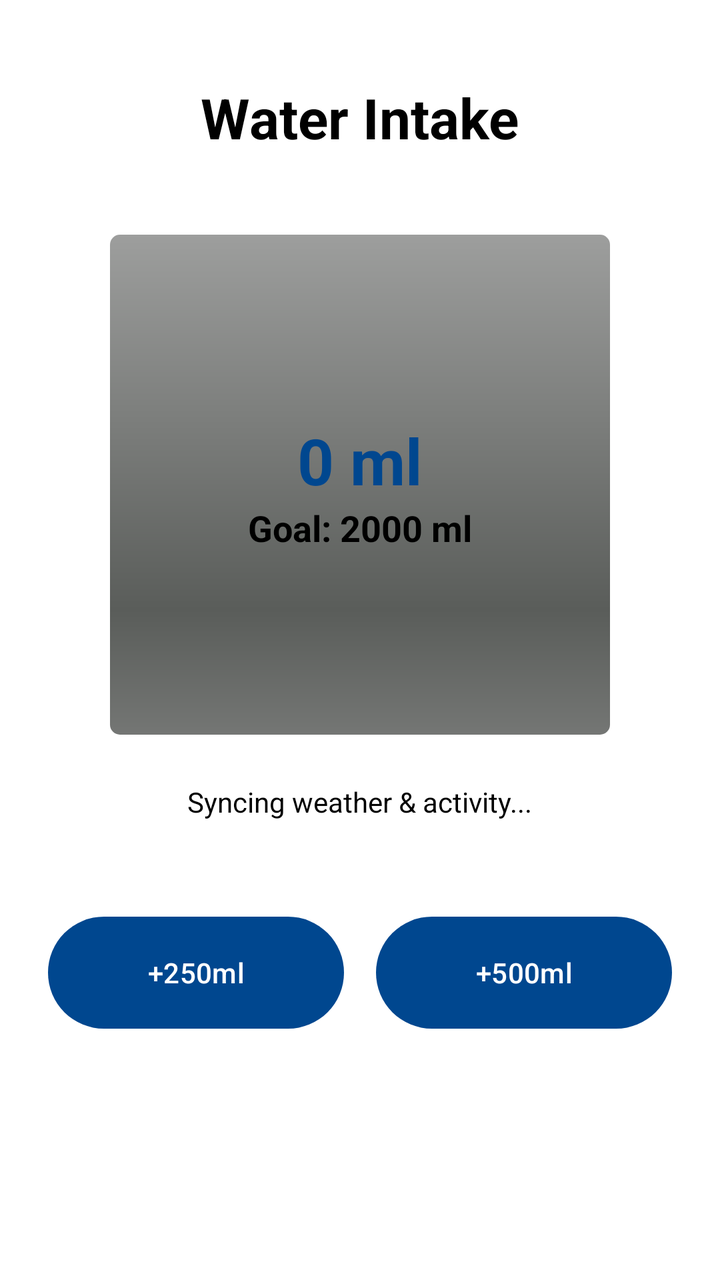
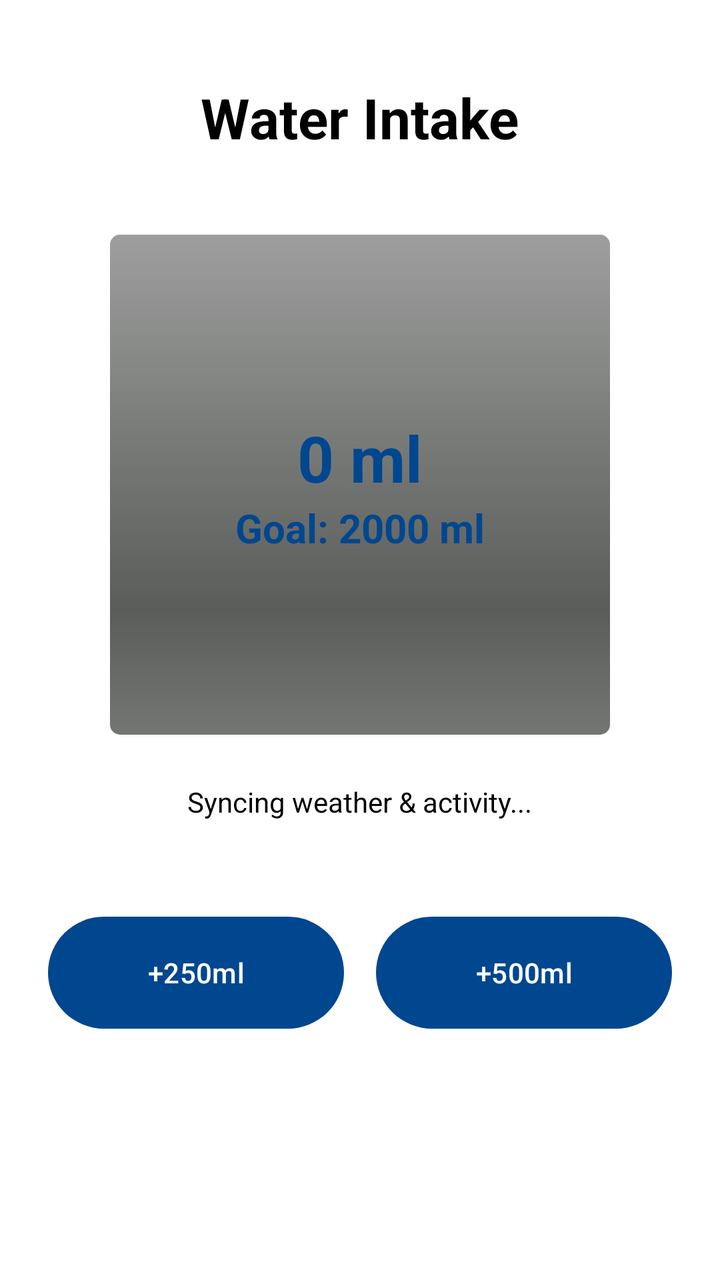

The first picture is an Android layout as it rendered before a commit; the second is the same layout after the commit. The layout source and the unified diff follow.
<!-- AndroidManifest.xml: application theme Theme.AfyaSalama -->
<!-- res/layout/fragment_water.xml -->
<?xml version="1.0" encoding="utf-8"?>
<LinearLayout xmlns:android="http://schemas.android.com/apk/res/android"
    android:layout_width="match_parent"
    android:layout_height="match_parent"
    android:orientation="vertical"
    android:padding="24dp"
    android:background="@color/white"
    android:gravity="center_horizontal">

    <TextView
        android:layout_width="wrap_content"
        android:layout_height="wrap_content"
        android:text="Water Intake"
        android:textSize="28sp"
        android:textStyle="bold"
        android:textColor="@color/black"
        android:layout_marginTop="16dp" />

    <RelativeLayout
        android:layout_width="250dp"
        android:layout_height="250dp"
        android:layout_marginTop="40dp">

        <ProgressBar
            android:id="@+id/pb_water"
            style="?android:attr/progressBarStyleHorizontal"
            android:layout_width="match_parent"
            android:layout_height="match_parent"
            android:indeterminate="false"
            android:max="100"
            android:progress="0"
            android:progressDrawable="@android:drawable/progress_horizontal" />

        <LinearLayout
            android:layout_width="wrap_content"
            android:layout_height="wrap_content"
            android:orientation="vertical"
            android:layout_centerInParent="true"
            android:gravity="center">

            <TextView
                android:id="@+id/tv_current_ml"
                android:layout_width="wrap_content"
                android:layout_height="wrap_content"
                android:text="0 ml"
                android:textSize="32sp"
                android:textStyle="bold"
                android:textColor="@color/primary_blue" />

            <TextView
                android:id="@+id/tv_goal_ml"
                android:layout_width="wrap_content"
                android:layout_height="wrap_content"
                android:text="Goal: 2000 ml"
                android:textSize="18sp"
                android:textStyle="bold"
                android:textColor="@color/black" />
        </LinearLayout>
    </RelativeLayout>

    <TextView
        android:id="@+id/tv_info"
        android:layout_width="wrap_content"
        android:layout_height="wrap_content"
        android:text="Syncing weather &amp; activity..."
        android:layout_marginTop="24dp"
        android:textColor="@color/black" />

    <LinearLayout
        android:layout_width="match_parent"
        android:layout_height="wrap_content"
        android:orientation="horizontal"
        android:layout_marginTop="48dp"
        android:gravity="center">

        <Button
            android:id="@+id/btn_add_250"
            android:layout_width="0dp"
            android:layout_weight="1"
            android:layout_height="56dp"
            android:text="+250ml"
            android:background="@drawable/capsule_button_blue"
            android:textColor="@color/white"
            android:layout_marginEnd="8dp"
            xmlns:app="http://schemas.android.com/apk/res-auto"
            app:backgroundTint="@null"
            style="@style/Widget.Material3.Button" />

        <Button
            android:id="@+id/btn_add_500"
            android:layout_width="0dp"
            android:layout_weight="1"
            android:layout_height="56dp"
            android:text="+500ml"
            android:background="@drawable/capsule_button_blue"
            android:textColor="@color/white"
            android:layout_marginStart="8dp"
            xmlns:app="http://schemas.android.com/apk/res-auto"
            app:backgroundTint="@null"
            style="@style/Widget.Material3.Button" />
    </LinearLayout>

</LinearLayout>
<!-- resources referenced by this layout -->
<resources>
  <color name="black">#FF000000</color>
  <color name="primary_blue">#00478F</color>
  <color name="white">#FFFFFFFF</color>
  <!-- drawable capsule_button_blue (drawable) -->
  <?xml version="1.0" encoding="utf-8"?>
  <shape xmlns:android="http://schemas.android.com/apk/res/android">
      <solid android:color="@color/primary_blue" />
      <corners android:radius="100dp" />
  </shape>
  <style name="Theme.AfyaSalama" parent="Base.Theme.AfyaSalama" />
  <style name="Base.Theme.AfyaSalama" parent="Theme.Material3.DayNight.NoActionBar">
          <item name="colorPrimary">@color/primary_blue</item>
          <item name="android:windowBackground">@color/white</item>
      </style>
</resources>

<!-- the commit's change to res/layout/fragment_water.xml (unified diff, before → after) -->
@@ -52,9 +52,9 @@
                 android:layout_width="wrap_content"
                 android:layout_height="wrap_content"
                 android:text="Goal: 2000 ml"
-                android:textSize="18sp"
+                android:textSize="20sp"
                 android:textStyle="bold"
-                android:textColor="@color/black" />
+                android:textColor="@color/primary_blue" />
         </LinearLayout>
     </RelativeLayout>
 
